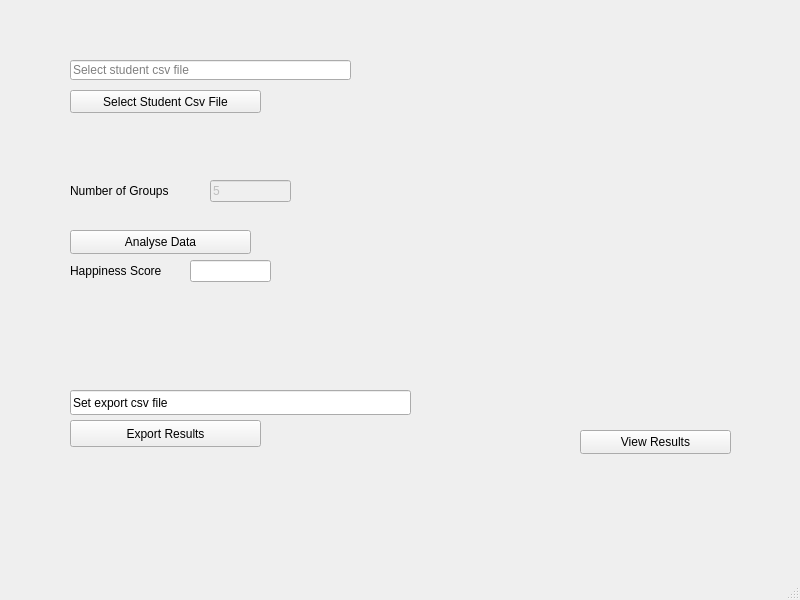
Old version of the form src/mainwindow.ui in the repository ryanfletcher93/StudentGrouper.
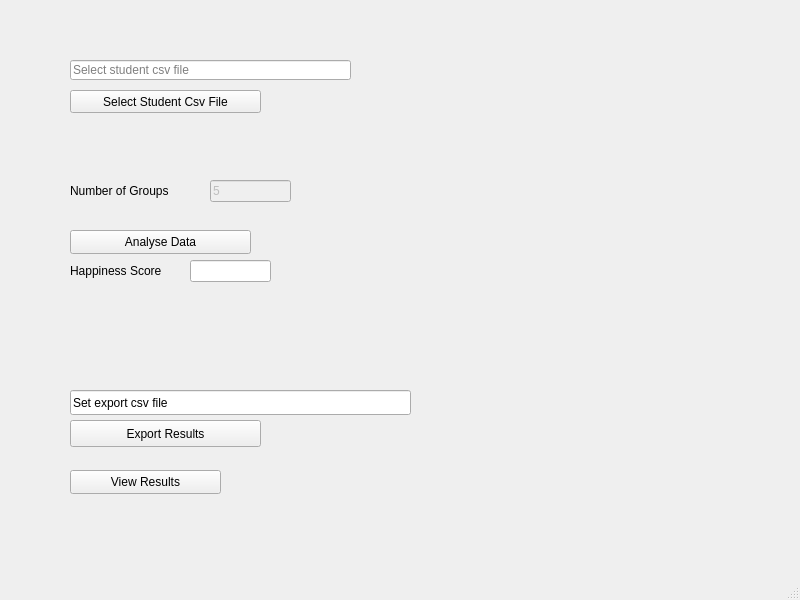
New version of the form.

Diff of the .ui file:
```diff
--- a/src/mainwindow.ui
+++ b/src/mainwindow.ui
@@ -140,8 +140,8 @@
    <widget class="QPushButton" name="viewResults">
     <property name="geometry">
      <rect>
-      <x>580</x>
-      <y>430</y>
+      <x>70</x>
+      <y>470</y>
       <width>151</width>
       <height>24</height>
      </rect>
```
Left out of the diff: 2 changed lines with no effect on the pictures.
